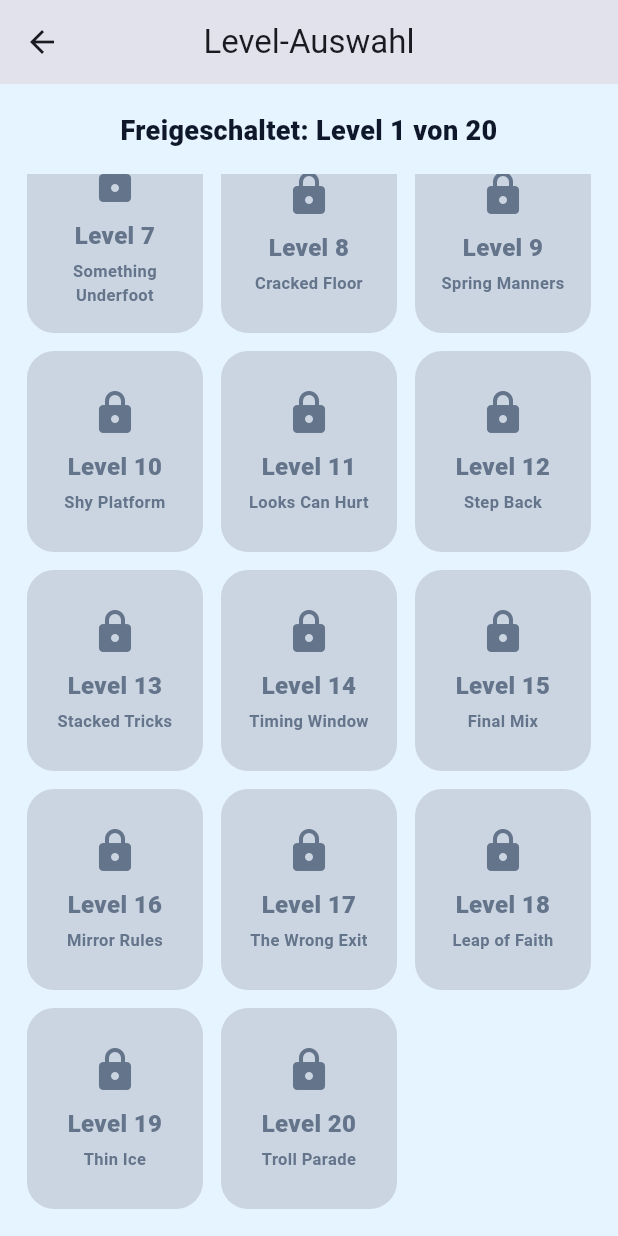
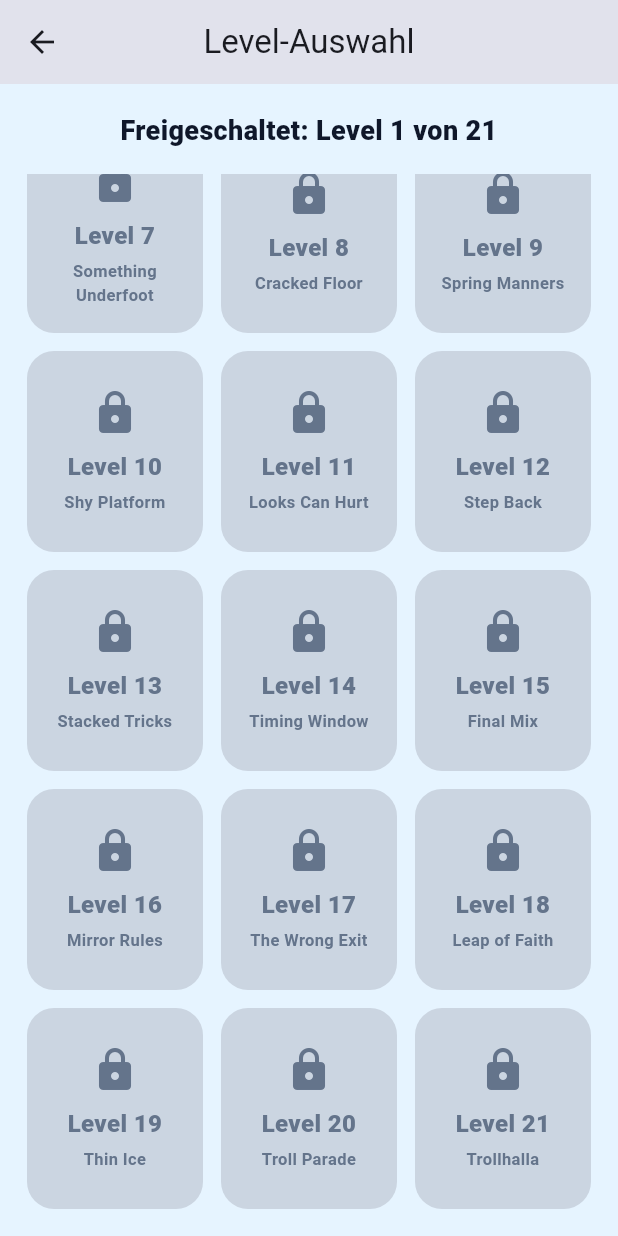
Before and after one commit to MImi8superr/Troll_Jump, a Flutter app: the LevelSelectScreen screen opened by its route, scrolled down 320 dp, on a phone screen of 412 x 824 dp. Run offline on Flutter 3.47's test engine with Material 3 defaults, Android fonts, the phone set to English and light mode, and no system bars; our stand-ins replace audioplayers, shared_preferences; accounts and stored records are empty.

Commit message:
Add level 21 "Trollhalla" — the devious post-game finale
A long, hard, fair gauntlet that inverts the player's hardest-earned
lessons, ending with a full return trip:

- The Crowd: a dense carpet of fake spikes (level 18's lesson: walking
  through is safe) hiding ONE real, identical-looking spike that hunts
  the player through the crowd. Spot the mover, jump it, land on fakes.
- Drop-spike rain forces a sprint that ends on ice, where braking is
  hopeless and the pit at the end must be cleared at full speed.
- A floating checkpoint over that pit is grabbed mid-jump. New
  Checkpoint.spawnOverride redirects its respawn to the far ledge —
  a flag in the air is no place to wake up.
- Overlapping ice + reverse zones: mirrored controls while sliding,
  with a spike in the middle.
- Wall pair solved by a wild jump-pad bounce; both walls later crumble
  on approach to the fake goal, opening the way back.
- Double-checkpoint gag inverted: level 19 taught "the first one is
  fake" — here the first is real and the second explodes.
- The finale: the goal at the end is a decoy; the real goal has been
  standing at the START the whole time. The full return trip crosses
  landed drop spikes, the mirrored ice backwards, and the crowd's
  hunter one last time.

Checkpoints now re-arm bidirectionally (touching any real flag makes it
the current spawn), so the return trip stays hard but fair.

Tests: level count 21, checkpoint coverage, and a new guard that every
real checkpoint spawn stands on solid ground (prevents air-spawn death
loops). flutter analyze clean, 18/18 tests green.

Co-Authored-By: Claude <noreply@anthropic.com>
Claude-Session: https://claude.ai/code/session_01Q9XwwqBL1ZxWrh1FXu9W2F

```diff
--- a/lib/game/levels.dart
+++ b/lib/game/levels.dart
@@ -507,6 +507,108 @@ List<Level> buildLevels() {
         FleeingGoalTrap(cliffX: 2360),
       ],
     ),
+    Level(
+      number: 21,
+      title: 'Trollhalla',
+      width: 2650,
+      playerStart: _start(),
+      platforms: [
+        _ground('g-21a', 0, 1310),
+        _ground('g-21b', 1470, 1180),
+        _wall('wall-short-21', 1880, 88),
+        _wall('wall-tall-21', 2110, 170),
+      ],
+      spikes: [
+        // The crowd: a dense carpet of fake spikes (level 18 taught that
+        // walking through is safe) — but ONE of them is real, identical,
+        // and hunts the player through the crowd. Spot the mover.
+        _upSpike('f21-1', 300, dangerous: false),
+        _upSpike('f21-2', 335, dangerous: false),
+        _upSpike('f21-3', 370, dangerous: false),
+        _upSpike('f21-4', 405, dangerous: false),
+        _upSpike('f21-5', 440, dangerous: false),
+        _upSpike('chaser-21', 460),
+        _upSpike('f21-6', 495, dangerous: false),
+        _upSpike('f21-7', 530, dangerous: false),
+        _upSpike('f21-8', 565, dangerous: false),
+        _upSpike('f21-9', 600, dangerous: false),
+        // Drop-spike rain: keep sprinting — straight onto the ice.
+        _downSpike('d21-a', 840, 110),
+        _downSpike('d21-b', 960, 110),
+        _downSpike('d21-c', 1060, 110),
+        // Inside the overlapping ice + reverse zone.
+        _upSpike('mirror-spike-21', 1780),
+        // Under the fake checkpoint.
+        _hiddenUpSpike('fc21-a', 2200),
+        _hiddenUpSpike('fc21-b', 2244),
+        // Under the fake goal.
+        _hiddenUpSpike('fg21-a', 2450),
+        _hiddenUpSpike('fg21-b', 2494),
+      ],
+      iceZones: [
+        _iceZone('ice-21a', 1100, 210),
+        _iceZone('ice-21b', 1620, 210),
+      ],
+      // Overlaps ice-21b: mirrored controls while sliding.
+      reverseZones: [_reverseZone('rz-21', 1600, 250)],
+      jumpPads: [
+        // The only way over the tall wall: land on it with speed (wild).
+        JumpPad(
+          id: 'launch-21',
+          rect: const Rect.fromLTWH(1990, floorY - 14, 72, 14),
+        ),
+      ],
+      checkpoints: [
+        _checkpoint('cp-21a', 720),
+        // Floating over the pit: grabbed mid-jump. Respawns on the far
+        // ledge — a flag in the air is no place to wake up.
+        Checkpoint(
+          id: 'cp-21air',
+          rect: const Rect.fromLTWH(1375, 375, 34, 58),
+          spawnOverride: Offset(1490, floorY - playerSize.height),
+        ),
+        _checkpoint('cp-21c', 2150),
+        // Level 19 taught "the first checkpoint is the fake one".
+        // Here the first is real — and this second one is not.
+        Checkpoint(
+          id: 'cp-21fake',
+          rect: const Rect.fromLTWH(2230, floorY - 58, 34, 58),
+          fake: true,
+        ),
+      ],
+      decoyGoal: Goal(rect: const Rect.fromLTWH(2480, floorY - 86, 54, 86)),
+      // The real goal has been standing at the start the whole time.
+      goal: _goal(90, visible: false),
+      traps: [
+        ChasingSpikeTrap(
+          spikeId: 'chaser-21',
+          triggerX: 250,
+          minX: 290,
+          maxX: 640,
+          speed: 190,
+        ),
+        DropSpikeTrap(spikeId: 'd21-a', triggerX: 790),
+        DropSpikeTrap(spikeId: 'd21-b', triggerX: 910),
+        DropSpikeTrap(spikeId: 'd21-c', triggerX: 1010),
+        FakeCheckpointTrap(
+          checkpointId: 'cp-21fake',
+          revealSpikeIds: ['fc21-a', 'fc21-b'],
+        ),
+        // Both walls crumble as the player nears the fake goal — ominous,
+        // and it opens the way back.
+        BreakPlatformTrap(
+          platformId: 'wall-short-21',
+          triggerX: 2440,
+          delay: 0.3,
+        ),
+        BreakPlatformTrap(
+          platformId: 'wall-tall-21',
+          triggerX: 2440,
+          delay: 0.3,
+        ),
+        FakeGoalTrap(revealSpikeIds: ['fg21-a', 'fg21-b']),
+      ],
+    ),
   ];
 }
 
--- a/lib/game/models.dart
+++ b/lib/game/models.dart
@@ -400,6 +400,7 @@ class Checkpoint {
     this.flash = 0,
     this.fake = false,
     this.visible = true,
+    this.spawnOverride,
   });
 
   final String id;
@@ -409,10 +410,17 @@ class Checkpoint {
   final bool fake;
   bool visible;
 
-  Offset get spawnPosition => Offset(
-    rect.center.dx - playerSize.width / 2,
-    rect.bottom - playerSize.height,
-  );
+  /// Where deaths respawn after touching this checkpoint. Defaults to the
+  /// ground under the flag; a floating flag (grabbed mid-jump) must override
+  /// this with a safe spot on solid ground.
+  final Offset? spawnOverride;
+
+  Offset get spawnPosition =>
+      spawnOverride ??
+      Offset(
+        rect.center.dx - playerSize.width / 2,
+        rect.bottom - playerSize.height,
+      );
 
   Checkpoint copy() {
     return Checkpoint(
@@ -422,6 +430,7 @@ class Checkpoint {
       flash: flash,
       fake: fake,
       visible: visible,
+      spawnOverride: spawnOverride,
     );
   }
 
--- a/lib/screens/fake_win_screen.dart
+++ b/lib/screens/fake_win_screen.dart
@@ -112,7 +112,7 @@ class _FakeWinScreenState extends State<FakeWinScreen> {
                 ),
                 const SizedBox(height: 14),
                 const Text(
-                  'The trolls built five more levels while you were celebrating.',
+                  'The trolls built six more levels while you were celebrating.',
                   textAlign: TextAlign.center,
                   style: TextStyle(
                     fontSize: 16,
--- a/lib/screens/game_screen.dart
+++ b/lib/screens/game_screen.dart
@@ -365,7 +365,10 @@ class _GameScreenState extends State<GameScreen>
       if (checkpoint.fake || !checkpoint.visible) {
         continue;
       }
-      if (!checkpoint.reached &&
+      // Checkpoints re-arm in both directions: touching any flag (even one
+      // already reached) makes it the current spawn. Essential for levels
+      // with a return trip, where progress runs right-to-left.
+      if (_checkpointId != checkpoint.id &&
           _player.rect.overlaps(checkpoint.rect.inflate(4))) {
         checkpoint.reached = true;
         checkpoint.flash = 0.6;
```
Also changed, not shown: 2 other files.
